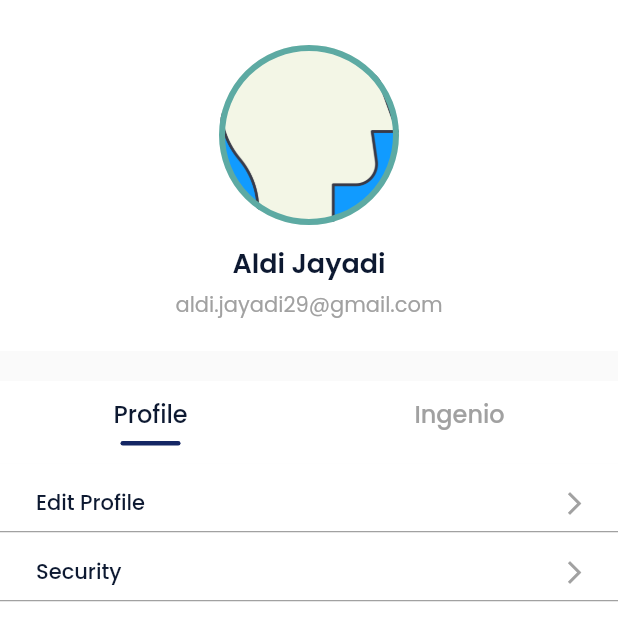
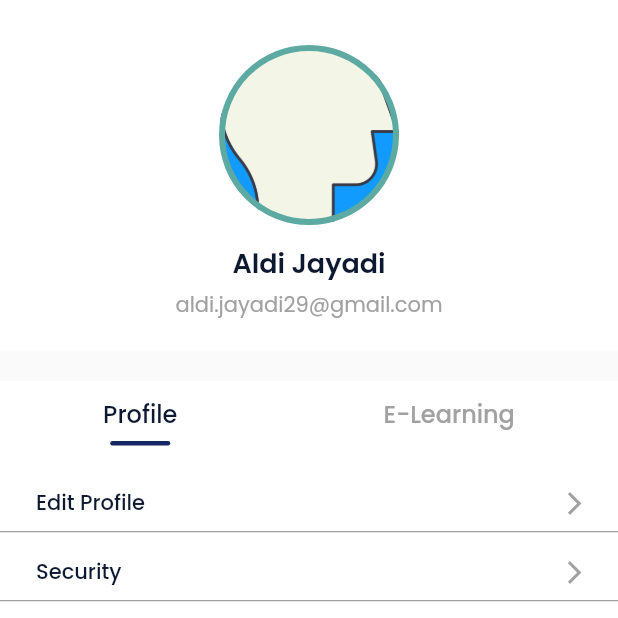
Before and after one commit to aldij29/flutter_elearning_app, a Flutter app: the MainPage screen opened by its route, item 3 of the bottom bar chosen, on a phone screen of 412 x 824 dp, the top half of it. Run offline on Flutter 3.47's test engine with Material 2 defaults, Android fonts, the phone set to English and light mode, and no system bars; our stand-ins replace bloc, flutter_bloc, google_fonts.

Commit message:
update profile page

```diff
--- a/lib/ui/pages/profile_page/profile_page.dart
+++ b/lib/ui/pages/profile_page/profile_page.dart
@@ -48,7 +48,7 @@ class _ProfilePageState extends State<ProfilePage> {
         mainAxisAlignment: MainAxisAlignment.spaceAround,
         children: [
           CustomProfileTabItem(indexTab: 0, tabItem: 'Profile'),
-          CustomProfileTabItem(indexTab: 1, tabItem: 'Ingenio')
+          CustomProfileTabItem(indexTab: 1, tabItem: 'E-Learning')
         ],
       ),
     );
```
